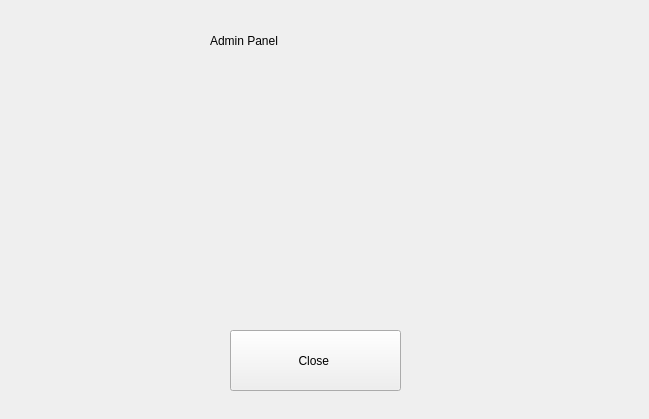
sahil4129/movie_booking_system, file movieBookingUiBased/adminpanel.ui: the form before one commit.
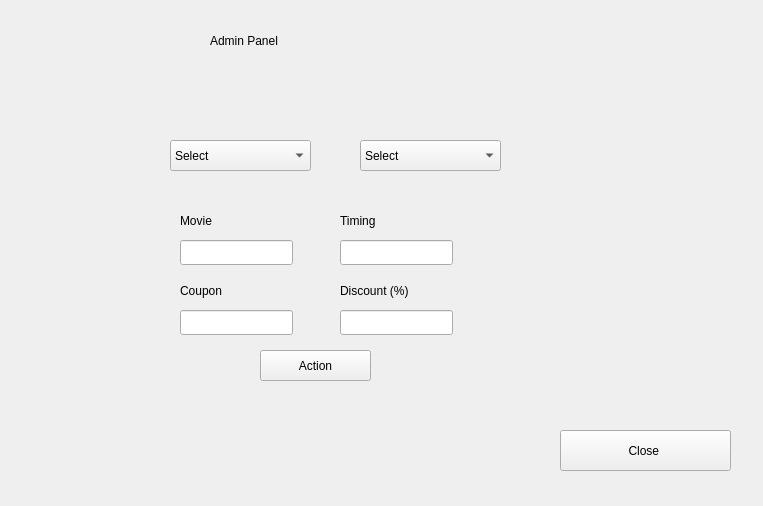
The form after the commit.

What changed in the file:
```diff
--- a/movieBookingUiBased/adminpanel.ui
+++ b/movieBookingUiBased/adminpanel.ui
@@ -6,10 +6,16 @@
    <rect>
     <x>0</x>
     <y>0</y>
-    <width>649</width>
-    <height>419</height>
+    <width>763</width>
+    <height>506</height>
    </rect>
   </property>
+  <property name="minimumSize">
+   <size>
+    <width>763</width>
+    <height>506</height>
+   </size>
+  </property>
   <property name="windowTitle">
    <string>Form</string>
   </property>
@@ -32,16 +38,176 @@
   <widget class="QPushButton" name="adminLoginpushButton_2">
    <property name="geometry">
     <rect>
-     <x>230</x>
-     <y>330</y>
+     <x>260</x>
+     <y>350</y>
+     <width>111</width>
+     <height>31</height>
+    </rect>
+   </property>
+   <property name="text">
+    <string>Action</string>
+   </property>
+  </widget>
+  <widget class="QComboBox" name="ActioncomboBox">
+   <property name="geometry">
+    <rect>
+     <x>360</x>
+     <y>140</y>
+     <width>141</width>
+     <height>31</height>
+    </rect>
+   </property>
+   <item>
+    <property name="text">
+     <string>Select</string>
+    </property>
+   </item>
+   <item>
+    <property name="text">
+     <string>Add New</string>
+    </property>
+   </item>
+   <item>
+    <property name="text">
+     <string>Update</string>
+    </property>
+   </item>
+   <item>
+    <property name="text">
+     <string>Delete</string>
+    </property>
+   </item>
+  </widget>
+  <widget class="QComboBox" name="listActioncomboBox">
+   <property name="geometry">
+    <rect>
+     <x>170</x>
+     <y>140</y>
+     <width>141</width>
+     <height>31</height>
+    </rect>
+   </property>
+   <item>
+    <property name="text">
+     <string>Select</string>
+    </property>
+   </item>
+   <item>
+    <property name="text">
+     <string>Movie</string>
+    </property>
+   </item>
+   <item>
+    <property name="text">
+     <string>Coupon</string>
+    </property>
+   </item>
+  </widget>
+  <widget class="QLineEdit" name="movie">
+   <property name="geometry">
+    <rect>
+     <x>180</x>
+     <y>240</y>
+     <width>113</width>
+     <height>25</height>
+    </rect>
+   </property>
+  </widget>
+  <widget class="QLineEdit" name="timing">
+   <property name="geometry">
+    <rect>
+     <x>340</x>
+     <y>240</y>
+     <width>113</width>
+     <height>25</height>
+    </rect>
+   </property>
+  </widget>
+  <widget class="QLineEdit" name="code">
+   <property name="geometry">
+    <rect>
+     <x>180</x>
+     <y>310</y>
+     <width>113</width>
+     <height>25</height>
+    </rect>
+   </property>
+  </widget>
+  <widget class="QLabel" name="adminLoginLabel">
+   <property name="geometry">
+    <rect>
+     <x>180</x>
+     <y>210</y>
+     <width>91</width>
+     <height>21</height>
+    </rect>
+   </property>
+   <property name="text">
+    <string>Movie</string>
+   </property>
+  </widget>
+  <widget class="QLabel" name="adminLoginLabel_2">
+   <property name="geometry">
+    <rect>
+     <x>340</x>
+     <y>210</y>
+     <width>91</width>
+     <height>21</height>
+    </rect>
+   </property>
+   <property name="text">
+    <string>Timing</string>
+   </property>
+  </widget>
+  <widget class="QLabel" name="adminLoginLabel_3">
+   <property name="geometry">
+    <rect>
+     <x>180</x>
+     <y>280</y>
+     <width>91</width>
+     <height>21</height>
+    </rect>
+   </property>
+   <property name="text">
+    <string>Coupon</string>
+   </property>
+  </widget>
+  <widget class="QPushButton" name="adminLoginpushButton_3">
+   <property name="geometry">
+    <rect>
+     <x>560</x>
+     <y>430</y>
      <width>171</width>
-     <height>61</height>
+     <height>41</height>
     </rect>
    </property>
    <property name="text">
     <string>Close </string>
    </property>
   </widget>
+  <widget class="QLineEdit" name="discount">
+   <property name="geometry">
+    <rect>
+     <x>340</x>
+     <y>310</y>
+     <width>113</width>
+     <height>25</height>
+    </rect>
+   </property>
+  </widget>
+  <widget class="QLabel" name="adminLoginLabel_4">
+   <property name="geometry">
+    <rect>
+     <x>340</x>
+     <y>280</y>
+     <width>91</width>
+     <height>21</height>
+    </rect>
+   </property>
+   <property name="text">
+    <string>Discount (%)</string>
+   </property>
+  </widget>
  </widget>
  <resources/>
  <connections/>
```
